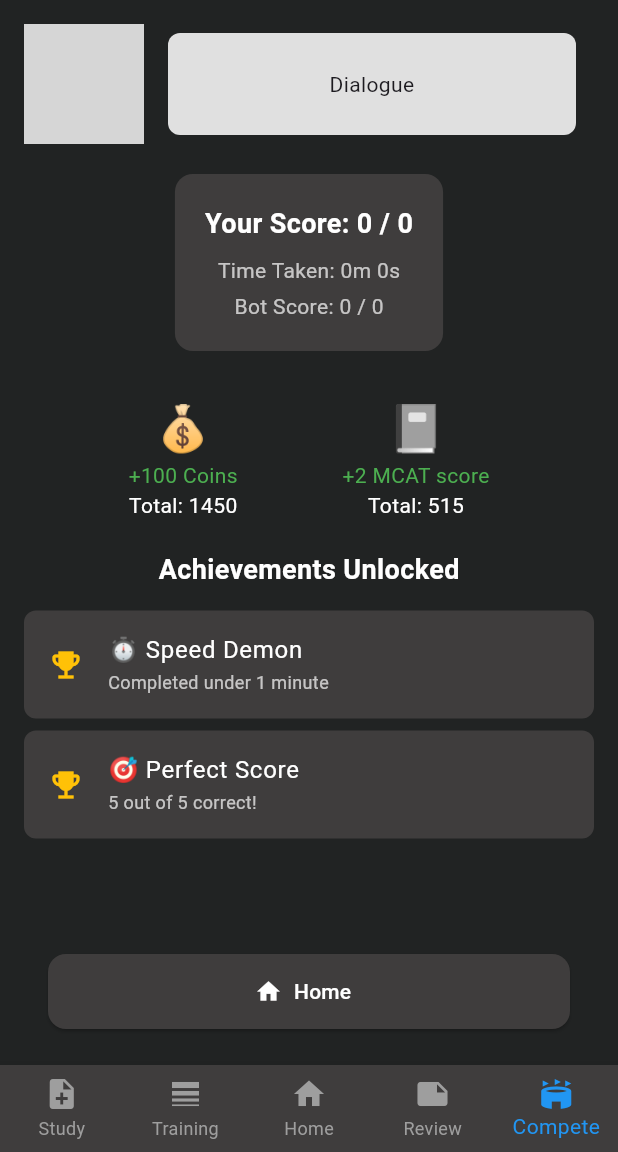
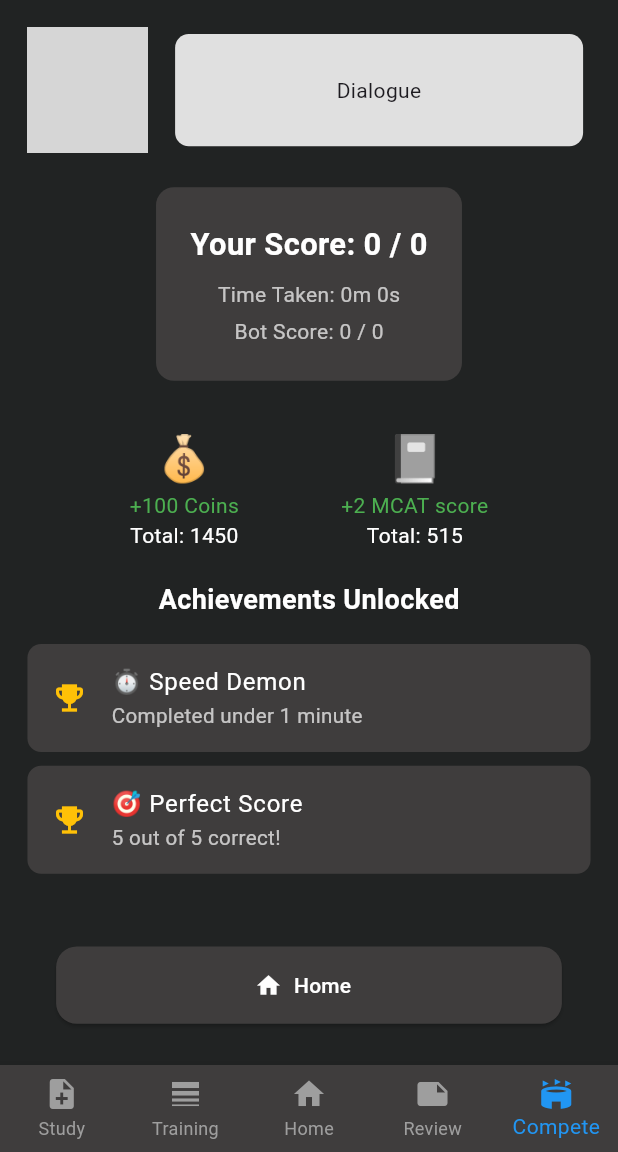
Before and after one commit to Anhakian/Bot-Demo, a Flutter app: the EndQuizPage screen opened directly with empty values, on a phone screen of 412 x 824 dp, the part 84-1236 px from its top. Run offline on Flutter 3.47's test engine with Material 3 defaults, Android fonts, the phone set to English and light mode, and no system bars; our stand-ins replace flutter_screenutil; grey boxes are pictures that could not be loaded.

Commit message:
update end_quiz_page.dart for responsiveness

```diff
--- a/lib/pages/end_quiz_page.dart
+++ b/lib/pages/end_quiz_page.dart
@@ -1,6 +1,7 @@
 import 'dart:math';
 import 'package:bot_demo/models/bot.dart';
 import 'package:flutter/material.dart';
+import 'package:flutter_screenutil/flutter_screenutil.dart';
 
 class EndQuizPage extends StatelessWidget {
   final Bot bot;
@@ -20,23 +21,20 @@ class EndQuizPage extends StatelessWidget {
   Widget build(BuildContext context) {
     final int minutes = timeTaken.inMinutes;
     final int seconds = timeTaken.inSeconds % 60;
-    final int botScore = Random().nextInt(total + 1); // Random bot score between 0 and total
+    final int botScore =
+        Random().nextInt(total + 1); // Random bot score between 0 and total
 
     // Determine which achievements were earned
     List<Map<String, String>> earnedAchievements = [];
 
     if (timeTaken.inSeconds < 60) {
-      earnedAchievements.add({
-        'title': '⏱️ Speed Demon',
-        'subtitle': 'Completed under 1 minute'
-      });
+      earnedAchievements.add(
+          {'title': '⏱️ Speed Demon', 'subtitle': 'Completed under 1 minute'});
     }
 
     if (score == total) {
-      earnedAchievements.add({
-        'title': '🎯 Perfect Score',
-        'subtitle': '5 out of 5 correct!'
-      });
+      earnedAchievements.add(
+          {'title': '🎯 Perfect Score', 'subtitle': '5 out of 5 correct!'});
     }
 
     return Scaffold(
@@ -50,7 +48,8 @@ class EndQuizPage extends StatelessWidget {
         centerTitle: true,
         leading: IconButton(
           icon: const Icon(Icons.arrow_back_ios, color: Colors.white),
-          onPressed: () => Navigator.popUntil(context, ModalRoute.withName('/')),
+          onPressed: () =>
+              Navigator.popUntil(context, ModalRoute.withName('/')),
         ),
         actions: const [Icon(Icons.search, color: Colors.white)],
       ),
@@ -65,7 +64,8 @@ class EndQuizPage extends StatelessWidget {
         onTap: (index) {},
         items: const [
           BottomNavigationBarItem(icon: Icon(Icons.note_add), label: 'Study'),
-          BottomNavigationBarItem(icon: Icon(Icons.line_weight), label: 'Training'),
+          BottomNavigationBarItem(
+              icon: Icon(Icons.line_weight), label: 'Training'),
           BottomNavigationBarItem(icon: Icon(Icons.home), label: 'Home'),
           BottomNavigationBarItem(icon: Icon(Icons.note), label: 'Review'),
           BottomNavigationBarItem(icon: Icon(Icons.stadium), label: 'Compete'),
@@ -73,15 +73,15 @@ class EndQuizPage extends StatelessWidget {
       ),
       body: SafeArea(
         child: Padding(
-          padding: const EdgeInsets.all(16.0),
+          padding: EdgeInsets.all(16.sp),
           child: Column(
             crossAxisAlignment: CrossAxisAlignment.center,
             children: [
               Row(
                 children: [
                   SizedBox(
-                    width: 80,
-                    height: 80,
+                    width: 70.w,
+                    height: 70.h,
                     child: ClipRRect(
                       borderRadius: BorderRadius.circular(8),
                       child: Image.asset(
@@ -90,13 +90,13 @@ class EndQuizPage extends StatelessWidget {
                       ),
                     ),
                   ),
-                  const SizedBox(width: 16),
+                  SizedBox(width: 16.sp),
                   Container(
                     width: MediaQuery.of(context).size.width - 140,
-                    padding: const EdgeInsets.all(24),
+                    padding: EdgeInsets.all(24.sp),
                     decoration: BoxDecoration(
                       color: Colors.grey[300],
-                      borderRadius: BorderRadius.circular(8),
+                      borderRadius: BorderRadius.circular(8.sp),
                     ),
                     child: const Text(
                       'Dialogue',
@@ -105,9 +105,9 @@ class EndQuizPage extends StatelessWidget {
                   ),
                 ],
               ),
-              const SizedBox(height: 20),
+              SizedBox(height: 20.sp),
               Container(
-                padding: const EdgeInsets.all(20),
+                padding: EdgeInsets.all(20.sp),
                 decoration: BoxDecoration(
                   color: const Color(0xFF3F3D3D),
                   borderRadius: BorderRadius.circular(12),
@@ -116,14 +116,17 @@ class EndQuizPage extends StatelessWidget {
                   children: [
                     Text(
                       'Your Score: $score / $total',
-                      style: const TextStyle(color: Colors.white, fontSize: 18, fontWeight: FontWeight.bold),
+                      style: TextStyle(
+                          color: Colors.white,
+                          fontSize: 18.sp,
+                          fontWeight: FontWeight.bold),
                     ),
-                    const SizedBox(height: 8),
+                    SizedBox(height: 8.h),
                     Text(
                       'Time Taken: ${minutes}m ${seconds}s',
                       style: const TextStyle(color: Colors.white70),
                     ),
-                    const SizedBox(height: 4),
+                    SizedBox(height: 4.h),
                     Text(
                       'Bot Score: $botScore / $total',
                       style: const TextStyle(color: Colors.white70),
@@ -131,21 +134,23 @@ class EndQuizPage extends StatelessWidget {
                   ],
                 ),
               ),
-              const SizedBox(height: 30),
+              SizedBox(height: 25.h),
               const Row(
                 mainAxisAlignment: MainAxisAlignment.spaceEvenly,
                 children: [
                   Column(
-                    children: const [
+                    children: [
                       Text('💰', style: TextStyle(fontSize: 30)),
                       Text('+100 Coins', style: TextStyle(color: Colors.green)),
-                      Text('Total: 1450', style: TextStyle(color: Colors.white)),
+                      Text('Total: 1450',
+                          style: TextStyle(color: Colors.white)),
                     ],
                   ),
                   Column(
-                    children: const [
+                    children: [
                       Text('📓', style: TextStyle(fontSize: 30)),
-                      Text('+2 MCAT score', style: TextStyle(color: Colors.green)),
+                      Text('+2 MCAT score',
+                          style: TextStyle(color: Colors.green)),
                       Text('Total: 515', style: TextStyle(color: Colors.white)),
                     ],
                   ),
@@ -155,25 +160,31 @@ class EndQuizPage extends StatelessWidget {
                 const SizedBox(height: 20),
                 const Text(
                   'Achievements Unlocked',
-                  style: TextStyle(fontSize: 18, fontWeight: FontWeight.bold, color: Colors.white),
+                  style: TextStyle(
+                      fontSize: 18,
+                      fontWeight: FontWeight.bold,
+                      color: Colors.white),
                 ),
-                const SizedBox(height: 10),
+                SizedBox(height: 10.h),
                 Column(
                   children: earnedAchievements.map((achievement) {
                     return Padding(
-                      padding: const EdgeInsets.symmetric(vertical: 4.0),
+                      padding: EdgeInsets.symmetric(vertical: 4.w),
                       child: ListTile(
-                        leading: const Icon(Icons.emoji_events, color: Colors.amber),
+                        leading:
+                            const Icon(Icons.emoji_events, color: Colors.amber),
                         title: Text(
                           achievement['title']!,
                           style: const TextStyle(color: Colors.white),
                         ),
                         subtitle: Text(
                           achievement['subtitle']!,
-                          style: const TextStyle(color: Colors.white70, fontSize: 12),
+                          style:
+                              TextStyle(color: Colors.white70, fontSize: 12.sp),
                         ),
                         tileColor: const Color(0xFF3F3D3D),
-                        shape: RoundedRectangleBorder(borderRadius: BorderRadius.circular(8)),
+                        shape: RoundedRectangleBorder(
+                            borderRadius: BorderRadius.circular(8.sp)),
                       ),
                     );
                   }).toList(),
@@ -181,16 +192,19 @@ class EndQuizPage extends StatelessWidget {
               ],
               const Spacer(),
               Padding(
-                padding: const EdgeInsets.symmetric(horizontal: 16.0, vertical: 8),
+                padding: EdgeInsets.symmetric(horizontal: 16.h, vertical: 8.w),
                 child: ElevatedButton.icon(
-                  onPressed: () => Navigator.popUntil(context, ModalRoute.withName('/')),
+                  onPressed: () =>
+                      Navigator.popUntil(context, ModalRoute.withName('/')),
                   style: ElevatedButton.styleFrom(
-                    minimumSize: const Size(double.infinity, 50),
+                    minimumSize: Size(double.infinity, 45.w),
                     backgroundColor: const Color(0xFF3F3D3D),
-                    shape: RoundedRectangleBorder(borderRadius: BorderRadius.circular(12)),
+                    shape: RoundedRectangleBorder(
+                        borderRadius: BorderRadius.circular(12.sp)),
                   ),
                   icon: const Icon(Icons.home, color: Colors.white),
-                  label: const Text('Home', style: TextStyle(color: Colors.white)),
+                  label:
+                      const Text('Home', style: TextStyle(color: Colors.white)),
                 ),
               )
             ],
```
